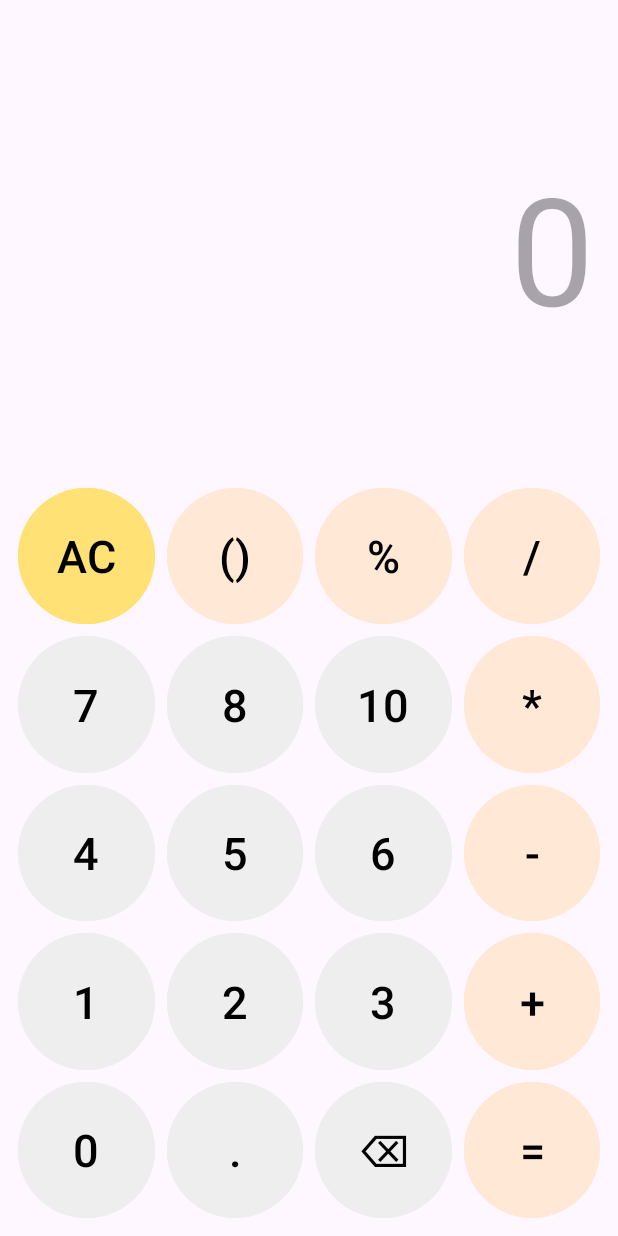
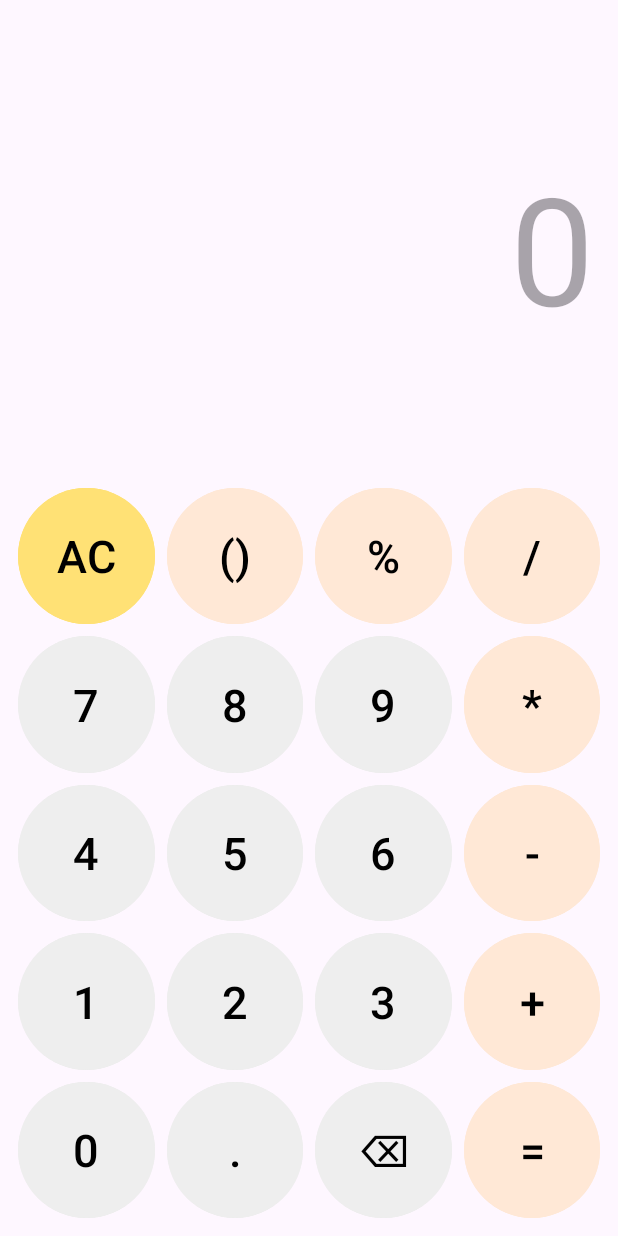
Before and after one commit to maiduy19/Exam, an Android app: the screen it shows after launch (MainActivity), on a phone screen of 412 x 824 dp. Run offline under Robolectric (Android 15) with nearby library versions, the phone set to English and light mode, and no system bars.

Commit message:
first init

```diff
--- a/app/calculator/src/main/res/layout/activity_main.xml
+++ b/app/calculator/src/main/res/layout/activity_main.xml
@@ -90,7 +90,7 @@
         style="@style/NumberButtonStyle"
         android:layout_width="0dp"
         android:layout_height="0dp"
-        android:text="10"
+        android:text="9"
         app:layout_constraintBottom_toTopOf="@+id/button6"
         app:layout_constraintDimensionRatio="1:1"
         app:layout_constraintEnd_toStartOf="@+id/buttonMultiply"
```
